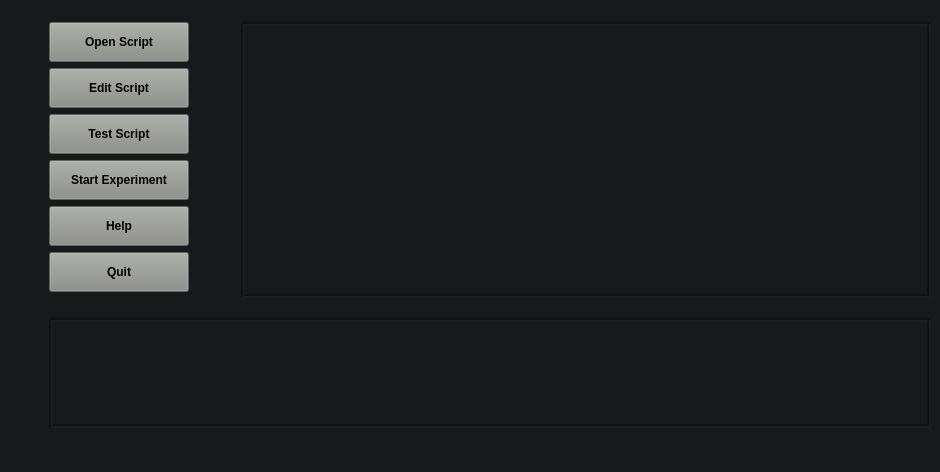
Before: the Qt Designer form main/gui/main_window.ui in Anatoly1010/Atomize, drawn with Qt 5.
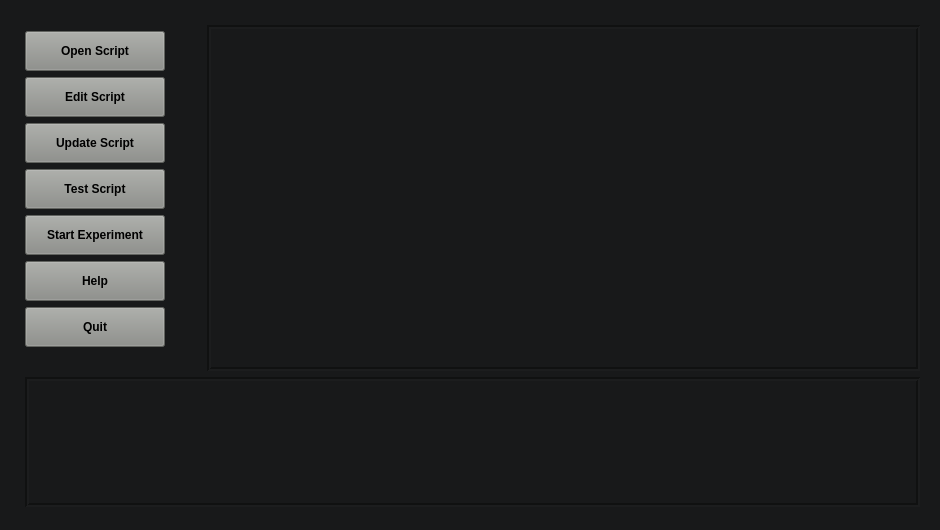
After: the same form once the commit is applied. Custom widgets are drawn as their Qt base class.

Diff of the .ui file:
```diff
--- a/main/gui/main_window.ui
+++ b/main/gui/main_window.ui
@@ -7,7 +7,7 @@
     <x>0</x>
     <y>0</y>
     <width>940</width>
-    <height>472</height>
+    <height>525</height>
    </rect>
   </property>
   <property name="sizePolicy">
@@ -16,6 +16,12 @@
     <verstretch>0</verstretch>
    </sizepolicy>
   </property>
+  <property name="minimumSize">
+   <size>
+    <width>0</width>
+    <height>0</height>
+   </size>
+  </property>
   <property name="font">
    <font>
     <family>Arial</family>
@@ -31,6 +37,21 @@
   </property>
   <widget class="QWidget" name="centralwidget">
    <layout class="QGridLayout" name="gridLayout">
+    <property name="leftMargin">
+     <number>0</number>
+    </property>
+    <property name="topMargin">
+     <number>25</number>
+    </property>
+    <property name="rightMargin">
+     <number>20</number>
+    </property>
+    <property name="bottomMargin">
+     <number>1</number>
+    </property>
+    <property name="verticalSpacing">
+     <number>6</number>
+    </property>
     <item row="1" column="1">
      <widget class="QPushButton" name="button_open">
       <property name="sizePolicy">
@@ -63,7 +84,7 @@
      <widget class="QPushButton" name="button_edit">
       <property name="minimumSize">
        <size>
-        <width>120</width>
+        <width>140</width>
         <height>40</height>
        </size>
       </property>
@@ -82,10 +103,10 @@
      </widget>
     </item>
     <item row="4" column="1">
-     <widget class="QPushButton" name="button_start">
+     <widget class="QPushButton" name="button_test">
       <property name="minimumSize">
        <size>
-        <width>130</width>
+        <width>0</width>
         <height>40</height>
        </size>
       </property>
@@ -99,11 +120,11 @@
        <string notr="true">background-color: rgb(136, 138, 133);</string>
       </property>
       <property name="text">
-       <string>Start Experiment</string>
+       <string>Test Script</string>
       </property>
      </widget>
     </item>
-    <item row="7" column="1">
+    <item row="10" column="1">
      <spacer name="verticalSpacer">
       <property name="orientation">
        <enum>Qt::Vertical</enum>
@@ -117,10 +138,10 @@
      </spacer>
     </item>
     <item row="5" column="1">
-     <widget class="QPushButton" name="button_help">
+     <widget class="QPushButton" name="button_start">
       <property name="minimumSize">
        <size>
-        <width>0</width>
+        <width>140</width>
         <height>40</height>
        </size>
       </property>
@@ -134,25 +155,12 @@
        <string notr="true">background-color: rgb(136, 138, 133);</string>
       </property>
       <property name="text">
-       <string>Help</string>
+       <string>Start Experiment</string>
       </property>
      </widget>
     </item>
-    <item row="8" column="1">
-     <spacer name="verticalSpacer_3">
-      <property name="orientation">
-       <enum>Qt::Vertical</enum>
-      </property>
-      <property name="sizeHint" stdset="0">
-       <size>
-        <width>20</width>
-        <height>40</height>
-       </size>
-      </property>
-     </spacer>
-    </item>
     <item row="3" column="1">
-     <widget class="QPushButton" name="button_test">
+     <widget class="QPushButton" name="button_reload">
       <property name="minimumSize">
        <size>
         <width>0</width>
@@ -169,37 +177,37 @@
        <string notr="true">background-color: rgb(136, 138, 133);</string>
       </property>
       <property name="text">
-       <string>Test Script</string>
+       <string>Update Script</string>
       </property>
      </widget>
     </item>
-    <item row="0" column="1">
-     <spacer name="verticalSpacer_6">
-      <property name="orientation">
-       <enum>Qt::Vertical</enum>
-      </property>
-      <property name="sizeHint" stdset="0">
-       <size>
-        <width>20</width>
-        <height>40</height>
-       </size>
-      </property>
-     </spacer>
-    </item>
-    <item row="9" column="0">
-     <spacer name="horizontalSpacer_3">
+    <item row="1" column="2">
+     <spacer name="horizontalSpacer">
       <property name="orientation">
        <enum>Qt::Horizontal</enum>
       </property>
       <property name="sizeHint" stdset="0">
        <size>
-        <width>40</width>
+        <width>30</width>
         <height>20</height>
        </size>
       </property>
      </spacer>
     </item>
-    <item row="10" column="1">
+    <item row="11" column="1">
+     <spacer name="verticalSpacer_3">
+      <property name="orientation">
+       <enum>Qt::Vertical</enum>
+      </property>
+      <property name="sizeHint" stdset="0">
+       <size>
+        <width>20</width>
+        <height>40</height>
+       </size>
+      </property>
+     </spacer>
+    </item>
+    <item row="13" column="1">
      <spacer name="verticalSpacer_2">
       <property name="orientation">
        <enum>Qt::Vertical</enum>
@@ -207,17 +215,17 @@
       <property name="sizeHint" stdset="0">
        <size>
         <width>20</width>
-        <height>40</height>
+        <height>30</height>
        </size>
       </property>
      </spacer>
     </item>
-    <item row="9" column="1" colspan="3">
+    <item row="12" column="1" colspan="3">
      <widget class="QPlainTextEdit" name="text_errors">
       <property name="minimumSize">
        <size>
         <width>0</width>
-        <height>110</height>
+        <height>130</height>
        </size>
       </property>
       <property name="font">
@@ -260,55 +268,7 @@
       </property>
      </widget>
     </item>
-    <item row="1" column="0">
-     <spacer name="horizontalSpacer_2">
-      <property name="orientation">
-       <enum>Qt::Horizontal</enum>
-      </property>
-      <property name="sizeHint" stdset="0">
-       <size>
-        <width>40</width>
-        <height>20</height>
-       </size>
-      </property>
-     </spacer>
-    </item>
-    <item row="1" column="2">
-     <spacer name="horizontalSpacer">
-      <property name="orientation">
-       <enum>Qt::Horizontal</enum>
-      </property>
-      <property name="sizeHint" stdset="0">
-       <size>
-        <width>40</width>
-        <height>20</height>
-       </size>
-      </property>
-     </spacer>
-    </item>
-    <item row="6" column="1">
-     <widget class="QPushButton" name="button_quit">
-      <property name="minimumSize">
-       <size>
-        <width>0</width>
-        <height>40</height>
-       </size>
-      </property>
-      <property name="font">
-       <font>
-        <weight>75</weight>
-        <bold>true</bold>
-       </font>
-      </property>
-      <property name="styleSheet">
-       <string notr="true">background-color: rgb(136, 138, 133);</string>
-      </property>
-      <property name="text">
-       <string>Quit</string>
-      </property>
-     </widget>
-    </item>
-    <item row="1" column="3" rowspan="7">
+    <item row="0" column="3" rowspan="12">
      <widget class="CodeEditor" name="textEdit">
       <property name="sizePolicy">
        <sizepolicy hsizetype="Expanding" vsizetype="Expanding">
@@ -356,6 +316,76 @@
       </property>
      </widget>
     </item>
+    <item row="12" column="0">
+     <spacer name="horizontalSpacer_3">
+      <property name="orientation">
+       <enum>Qt::Horizontal</enum>
+      </property>
+      <property name="sizeHint" stdset="0">
+       <size>
+        <width>25</width>
+        <height>20</height>
+       </size>
+      </property>
+     </spacer>
+    </item>
+    <item row="6" column="1">
+     <widget class="QPushButton" name="button_help">
+      <property name="minimumSize">
+       <size>
+        <width>0</width>
+        <height>40</height>
+       </size>
+      </property>
+      <property name="font">
+       <font>
+        <weight>75</weight>
+        <bold>true</bold>
+       </font>
+      </property>
+      <property name="styleSheet">
+       <string notr="true">background-color: rgb(136, 138, 133);</string>
+      </property>
+      <property name="text">
+       <string>Help</string>
+      </property>
+     </widget>
+    </item>
+    <item row="1" column="0">
+     <spacer name="horizontalSpacer_2">
+      <property name="orientation">
+       <enum>Qt::Horizontal</enum>
+      </property>
+      <property name="sizeHint" stdset="0">
+       <size>
+        <width>25</width>
+        <height>20</height>
+       </size>
+      </property>
+     </spacer>
+    </item>
+    <item row="7" column="1">
+     <widget class="QPushButton" name="button_quit">
+      <property name="minimumSize">
+       <size>
+        <width>0</width>
+        <height>40</height>
+       </size>
+      </property>
+      <property name="font">
+       <font>
+        <weight>75</weight>
+        <bold>true</bold>
+       </font>
+      </property>
+      <property name="styleSheet">
+       <string notr="true">background-color: rgb(136, 138, 133);</string>
+      </property>
+      <property name="text">
+       <string>Quit</string>
+      </property>
+     </widget>
+    </item>
    </layout>
   </widget>
   <widget class="QStatusBar" name="statusbar"/>
```
Left out of the diff: 16 changed lines with no effect on the pictures.
